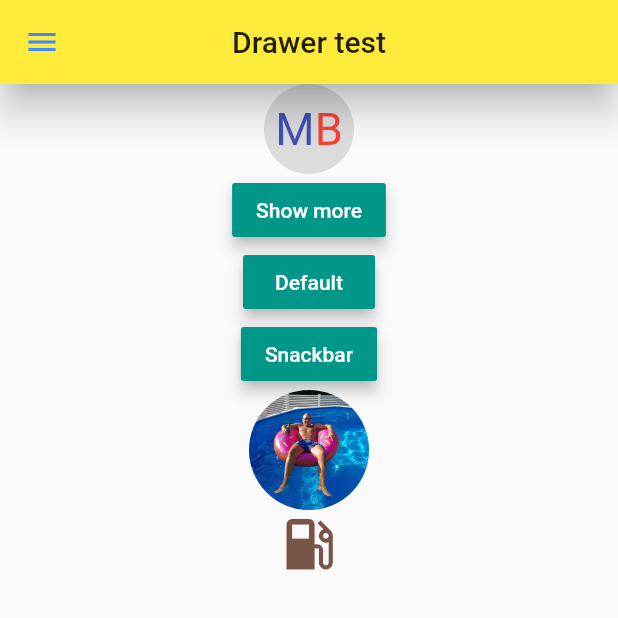
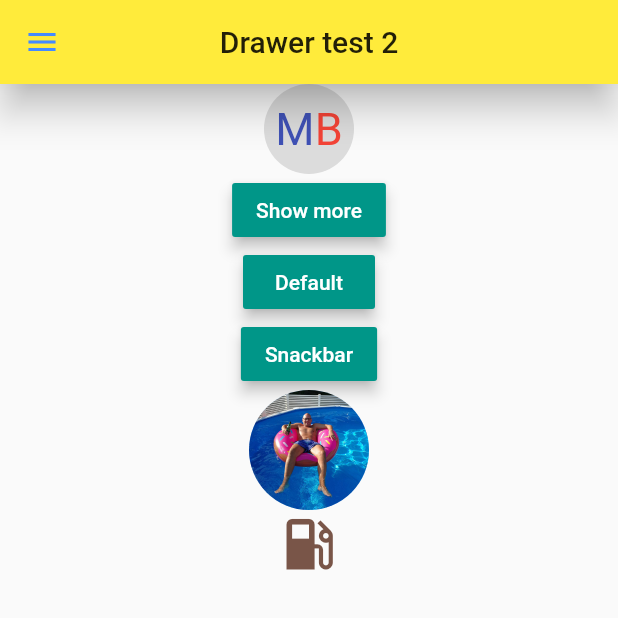
Before and after one commit to bylisoft/testing_first_repo_from_androidstudio, a Flutter app: the screen it shows after launch, on a phone screen of 412 x 824 dp, the top half of it. Run offline on Flutter 3.47's test engine with Material 2 defaults, Android fonts, the phone set to English and light mode, and no system bars.

Commit message:
Second change with push

```diff
--- a/lib/main.dart
+++ b/lib/main.dart
@@ -60,7 +60,7 @@ class _MyHomePageState extends State<MyHomePage>{
 
     return Scaffold(
         appBar: AppBar(
-          title: Text('Drawer test'),
+          title: Text('Drawer test 2'),
 //          backgroundColor: Colors.yellow[800],
           centerTitle: true,
           elevation: 10,
```
